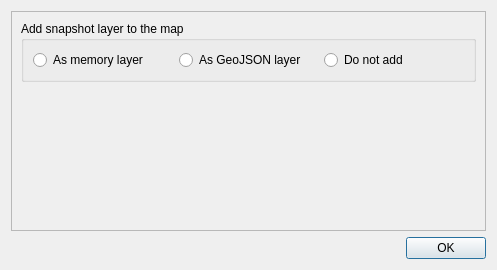
Above: SpatialDataPackageExport/resources/ui/settings_dialog.ui from cividi/spatial-data-package-export before the change. Below: the same form after it.
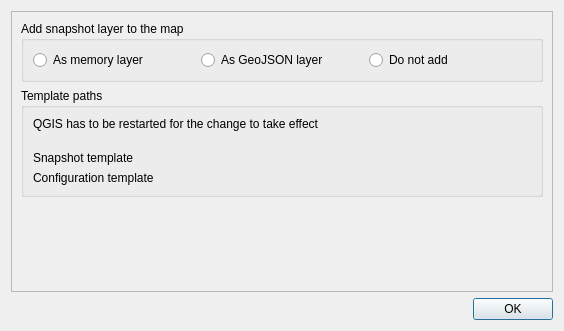
That is the form after the change. Custom widgets are drawn as their Qt base class.

Commit message: #18: Add template file paths to settings dialog

Patch:
```diff
--- a/SpatialDataPackageExport/resources/ui/settings_dialog.ui
+++ b/SpatialDataPackageExport/resources/ui/settings_dialog.ui
@@ -9,14 +9,14 @@
             <rect>
                 <x>0</x>
                 <y>0</y>
-                <width>497</width>
-                <height>270</height>
+                <width>564</width>
+                <height>331</height>
             </rect>
         </property>
         <property name="windowTitle">
             <string>Dialog</string>
         </property>
-        <layout class="QVBoxLayout" name="verticalLayout_2">
+        <layout class="QVBoxLayout" name="verticalLayout_3">
             <item>
                 <widget class="QScrollArea" name="scrollArea">
                     <property name="widgetResizable">
@@ -27,8 +27,8 @@
                             <rect>
                                 <x>0</x>
                                 <y>0</y>
-                                <width>477</width>
-                                <height>219</height>
+                                <width>544</width>
+                                <height>280</height>
                             </rect>
                         </property>
                         <layout class="QVBoxLayout" name="verticalLayout">
@@ -62,6 +62,55 @@
                                     </layout>
                                 </widget>
                             </item>
+                            <item>
+                                <widget class="QGroupBox" name="groupBox_2">
+                                    <property name="title">
+                                        <string>Template paths</string>
+                                    </property>
+                                    <layout class="QVBoxLayout" name="verticalLayout_2">
+                                        <item>
+                                            <widget class="QLabel" name="label_3">
+                                                <property name="text">
+                                                    <string>QGIS has to be restarted for the change to take effect
+                                                    </string>
+                                                </property>
+                                            </widget>
+                                        </item>
+                                        <item>
+                                            <layout class="QGridLayout" name="gridLayout">
+                                                <item row="0" column="1">
+                                                    <widget class="QgsFileWidget" name="f_snapshot_template">
+                                                        <property name="filter">
+                                                            <string>*.json</string>
+                                                        </property>
+                                                    </widget>
+                                                </item>
+                                                <item row="0" column="0">
+                                                    <widget class="QLabel" name="label">
+                                                        <property name="text">
+                                                            <string>Snapshot template</string>
+                                                        </property>
+                                                    </widget>
+                                                </item>
+                                                <item row="1" column="0">
+                                                    <widget class="QLabel" name="label_2">
+                                                        <property name="text">
+                                                            <string>Configuration template</string>
+                                                        </property>
+                                                    </widget>
+                                                </item>
+                                                <item row="1" column="1">
+                                                    <widget class="QgsFileWidget" name="f_snapshot_config_template">
+                                                        <property name="filter">
+                                                            <string>*.json</string>
+                                                        </property>
+                                                    </widget>
+                                                </item>
+                                            </layout>
+                                        </item>
+                                    </layout>
+                                </widget>
+                            </item>
                             <item>
                                 <spacer name="verticalSpacer">
                                     <property name="orientation">
@@ -88,6 +137,13 @@
             </item>
         </layout>
     </widget>
+    <customwidgets>
+        <customwidget>
+            <class>QgsFileWidget</class>
+            <extends>QWidget</extends>
+            <header>qgsfilewidget.h</header>
+        </customwidget>
+    </customwidgets>
     <resources/>
     <connections>
         <connection>
```
The commit also changes 1 other file.
